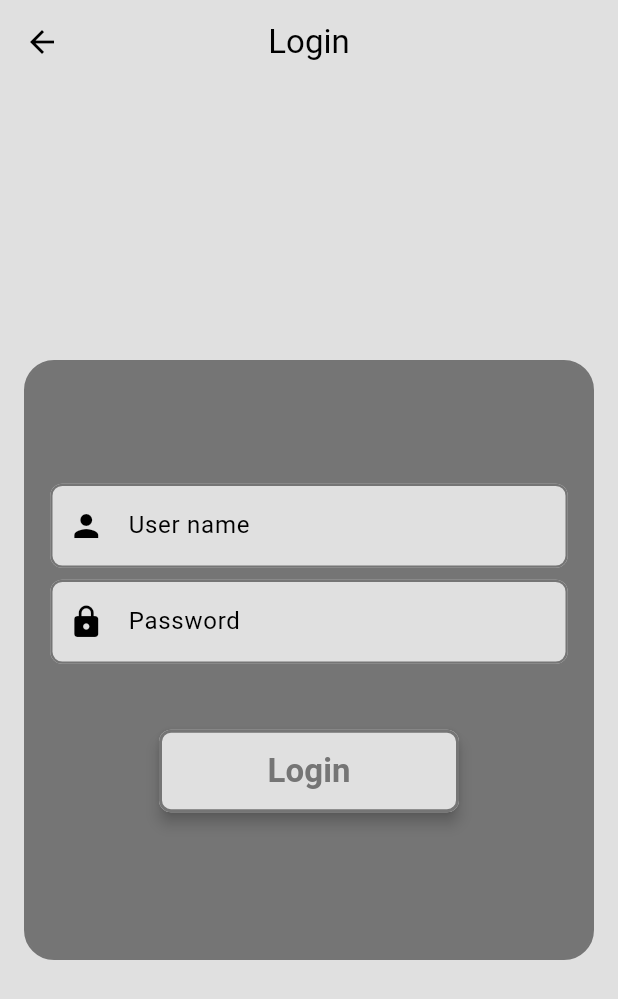
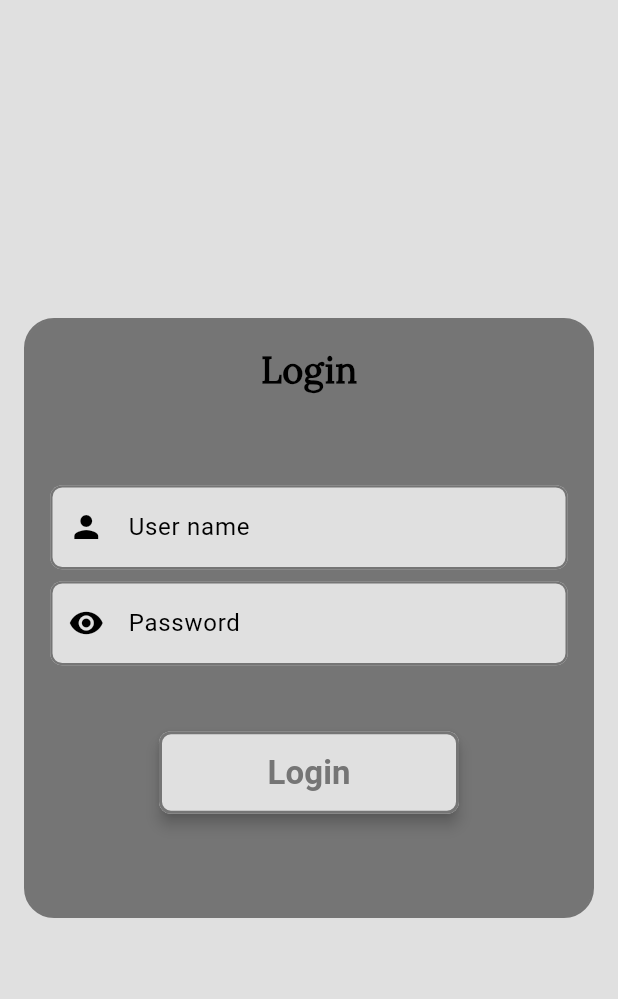
Before and after one commit to MoEhab74/mitch_E-Commerce, a Flutter app: the screen it shows after launch, after a tap on the "arrow forward" icon, on a phone screen of 412 x 824 dp. Shown: the top 999 px of the screen. Run offline on Flutter 3.47's test engine with Material 3 defaults, Android fonts, the phone set to English and light mode, and no system bars; our stand-ins replace animate_do, dio, flutter_bloc, hive, hive_flutter; accounts and stored records are empty; network calls fail; project files that could hold a hidden picture were left out.

Commit message:
Handle password visibility

```diff
--- a/lib/components/login_form.dart
+++ b/lib/components/login_form.dart
@@ -18,6 +18,7 @@ class _LoginFormState extends State<LoginForm> {
   final _formKey = GlobalKey<FormState>();
   final _usernameController = TextEditingController();
   final _passwordController = TextEditingController();
+  bool _obSecureText = true;
 
   @override
   void dispose() {
@@ -31,13 +32,25 @@ class _LoginFormState extends State<LoginForm> {
     return Form(
       key: _formKey,
       autovalidateMode: AutovalidateMode.onUserInteraction,
+      child: SingleChildScrollView(
         child: Column(
           mainAxisAlignment: MainAxisAlignment.center,
           children: [
+            Text(
+              'Login',
+              style: TextStyle(
+                fontSize: 24,
+                fontWeight: FontWeight.w600,
+                fontFamily: 'Lora',
+                color: Theme.of(context).colorScheme.secondary,
+              ),
+            ),
+            const SizedBox(height: 60),
             MyTextFormField(
               controller: _usernameController,
               labelText: 'User name',
               icon: Icons.person,
+              onPressed: () {},
               validator: (value) => value == null || value.trim().isEmpty
                   ? 'User name is required'
                   : null,
@@ -45,8 +58,15 @@ class _LoginFormState extends State<LoginForm> {
             MyTextFormField(
               controller: _passwordController,
               labelText: 'Password',
-            icon: Icons.lock,
-            obscureText: true,
+              // Determine the icon based on password visibility
+              icon: _obSecureText ? Icons.visibility : Icons.visibility_off,
+              // Toggle password visibility
+              onPressed: () {
+                setState(() {
+                  _obSecureText = !_obSecureText;
+                });
+              },
+              obscureText: _obSecureText,
               validator: (value) {
                 if (value == null || value.trim().isEmpty) {
                   return 'Password is required';
@@ -91,6 +111,7 @@ class _LoginFormState extends State<LoginForm> {
             ),
           ],
         ),
+      ),
     );
   }
 }
--- a/lib/components/my_text_form_field.dart
+++ b/lib/components/my_text_form_field.dart
@@ -4,22 +4,26 @@ class MyTextFormField extends StatelessWidget {
   const MyTextFormField({
     super.key,
     required this.labelText,
-    required this.icon,
-    this.obscureText = false,
+    this.icon,
+    this.obscureText,
     this.validator,
-    this.controller,
+    this.controller, this.onPressed,
+    this.prefixIcon,
   });
   final String labelText;
-  final IconData icon;
+  final IconData? icon;
   final bool? obscureText;
   final String? Function(String?)? validator;
   final TextEditingController? controller;
+  final void Function()? onPressed;
+  final Widget? prefixIcon;
 
   @override
   Widget build(BuildContext context) {
     return Padding(
       padding: const EdgeInsets.only(bottom: 8),
       child: TextFormField(
+        obscureText: obscureText ?? false,
         controller: controller,
         validator: validator,
         decoration: InputDecoration(
@@ -28,7 +32,7 @@ class MyTextFormField extends StatelessWidget {
           border: OutlineInputBorder(),
           hintText: labelText,
           hintStyle: TextStyle(color: Theme.of(context).colorScheme.secondary,fontSize: 16),
-          prefixIcon: Icon(icon),
+          prefixIcon: IconButton(onPressed: onPressed, icon: Icon(icon)),
           enabledBorder: OutlineInputBorder(
             borderSide: BorderSide(color: Theme.of(context).colorScheme.primary, width: 1.5),
             borderRadius: BorderRadius.all(Radius.circular(8)),
--- a/lib/cubits/auth/auth_cubit.dart
+++ b/lib/cubits/auth/auth_cubit.dart
@@ -62,6 +62,7 @@ class AuthCubit extends Cubit<AuthState> {
 
   // checkUserLoggedIn method
   void checkUserLoggedIn() {
+    emit(AuthLoading());
     var box = Hive.box('auth');
     final accessToken = box.get('accessToken');
 
--- a/lib/pages/login_page.dart
+++ b/lib/pages/login_page.dart
@@ -9,12 +9,12 @@ class LoginPage extends StatelessWidget {
   Widget build(BuildContext context) {
     return Scaffold(
       backgroundColor: Theme.of(context).colorScheme.surface,
-      appBar: AppBar(
-        title: const Text('Login'),
-        centerTitle: true,
-        backgroundColor: Colors.transparent,
-        foregroundColor: Theme.of(context).colorScheme.secondary,
-      ),
+      // appBar: AppBar(
+      //   title: const Text('Login'),
+      //   centerTitle: true,
+      //   backgroundColor: Colors.transparent,
+      //   foregroundColor: Theme.of(context).colorScheme.secondary,
+      // ),
       body: Center(
         child: Padding(
           padding: const EdgeInsets.all(16.0),
--- a/lib/pages/onboarding_page.dart
+++ b/lib/pages/onboarding_page.dart
@@ -46,8 +46,12 @@ class OnBoardingPage extends StatelessWidget {
             ),
             const SizedBox(height: 32),
             MyButtom(
-              onTap: () => Navigator.pushNamed(context, LoginPage.routeName),
-            )
+              onTap: () => Navigator.pushAndRemoveUntil(
+                context,
+                MaterialPageRoute(builder: (context) => const LoginPage()),
+                (route) => false,
+              ),
+            ),
           ],
         ),
       ),
```
Lines whose indentation alone changed are shown as unchanged.
